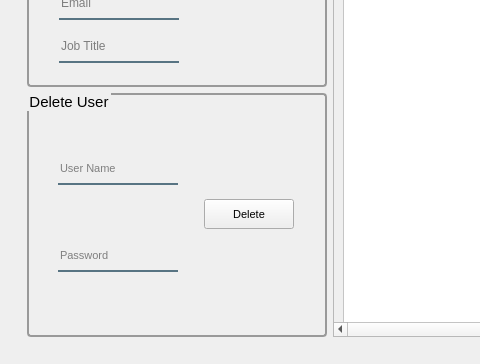
Qt form UI_design/LoginUI_Design/Admin_Window.ui (ApplyKCL/SNYProject) before a commit; both pictures show x 0 to 480 and y 236 to 600 of the 1024 by 600 pixel window.
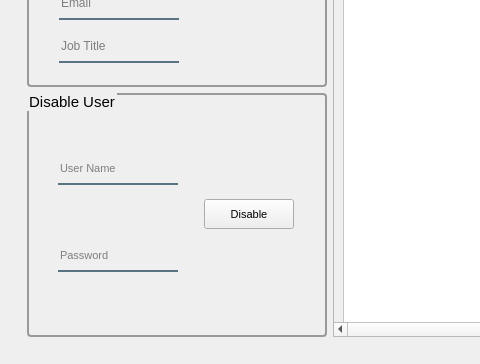
The same form after that commit. Icons and pictures are not drawn.

Commit message: add "disable" pushbutton and modify the size

```diff
--- a/UI_design/LoginUI_Design/Admin_Window.ui
+++ b/UI_design/LoginUI_Design/Admin_Window.ui
@@ -567,7 +567,7 @@
                   </font>
                  </property>
                  <property name="title">
-                  <string>Delete User</string>
+                  <string>Disable User</string>
                  </property>
                  <layout class="QHBoxLayout" name="horizontalLayout_2">
                   <property name="bottomMargin">
@@ -649,7 +649,7 @@
                      </font>
                     </property>
                     <property name="text">
-                     <string>Delete</string>
+                     <string>Disable</string>
                     </property>
                    </widget>
                   </item>
```
The commit also changes 15 other files.
